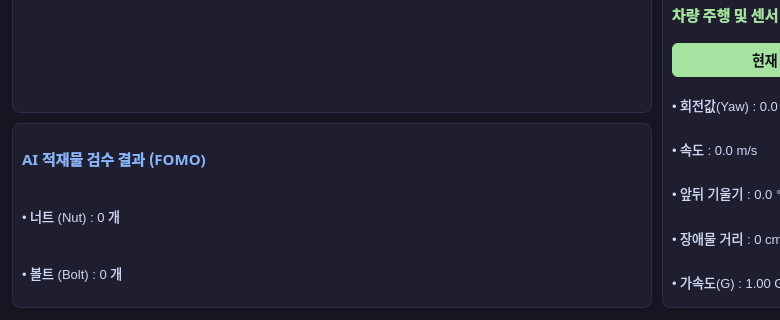
Qt form dashboard.ui (HD243017/Cart-Dashboard) before a commit; both pictures show x 0 to 780 and y 330 to 650 of the 1100 by 650 pixel window.
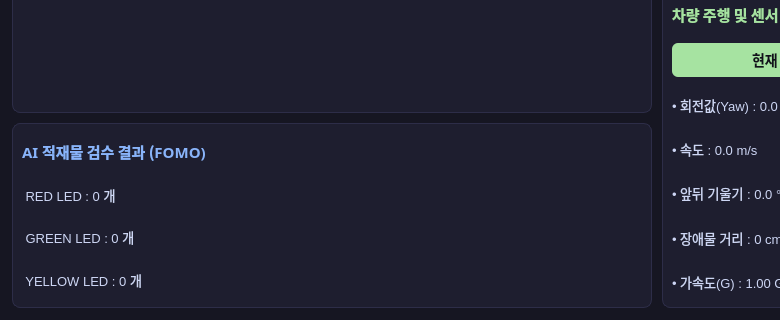
The same form after that commit.

Commit message: integrate ESP32-CAM FOMO LED detection into dashboard

Patch:
```diff
--- a/dashboard.ui
+++ b/dashboard.ui
@@ -64,13 +64,18 @@
            </widget>
           </item>
           <item>
-           <widget class="QLabel" name="lbl_ai_nuts">
-            <property name="text"><string>• 너트 (Nut) : 0 개</string></property>
+           <widget class="QLabel" name="lbl_red">
+            <property name="text"><string> RED LED : 0 개</string></property>
            </widget>
-          </item>
+	  </item>
+	  <item>
+	   <widget class="QLabel" name="lbl_green">
+	    <property name="text"><string> GREEN LED : 0 개</string></property>
+	   </widget>
+	  </item>
           <item>
-           <widget class="QLabel" name="lbl_ai_bolts">
-            <property name="text"><string>• 볼트 (Bolt) : 0 개</string></property>
+           <widget class="QLabel" name="lbl_yellow">
+            <property name="text"><string> YELLOW LED : 0 개</string></property>
            </widget>
           </item>
          </layout>
```
The commit also changes 2 other files.
